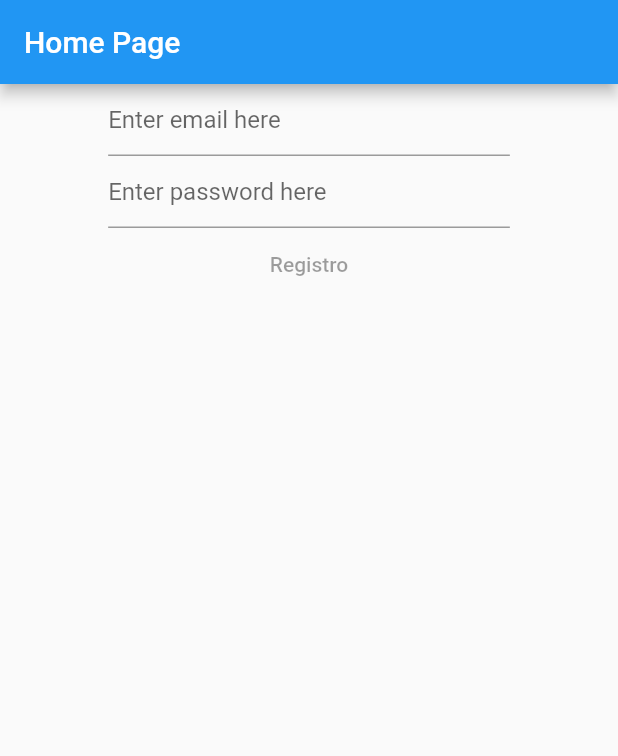
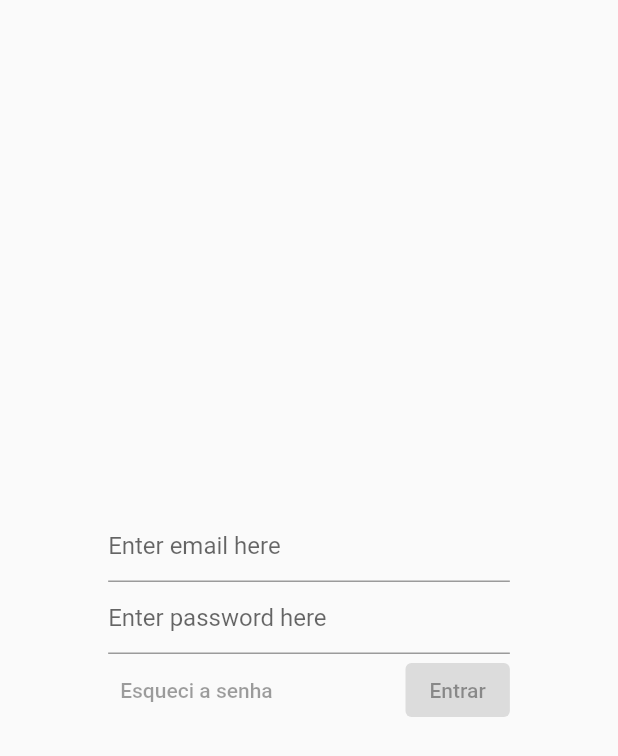
Before and after one commit to LucasHBG/flutter-Clean-Arch-and-Provider, a Flutter app: the screen it shows after launch, on a phone screen of 412 x 824 dp. Shown: the top 756 px of the screen. Run offline on Flutter 3.47's test engine with Material 2 defaults, Android fonts, the phone set to English and light mode, and no system bars.

Commit message:
[FEAT]: add "Esqueci a senha" button & refact view

```diff
--- a/lib/home_page.dart
+++ b/lib/home_page.dart
@@ -29,11 +29,12 @@ class _HomePageState extends State<HomePage> {
   Widget build(BuildContext context) {
     return SafeArea(
       child: Scaffold(
-        appBar: AppBar(title: const Text('Home Page')),
         body: Center(
           child: SizedBox(
             width: MediaQuery.of(context).size.width * 0.65,
+            height: MediaQuery.of(context).size.height,
             child: Column(
+              mainAxisAlignment: MainAxisAlignment.center,
               children: [
                 TextField(
                   controller: _email,
@@ -49,9 +50,18 @@ class _HomePageState extends State<HomePage> {
                   decoration:
                       const InputDecoration(hintText: 'Enter password here'),
                 ),
-                const TextButton(
-                  onPressed: null,
-                  child: Text('Registro'),
+                Row(
+                  mainAxisAlignment: MainAxisAlignment.spaceBetween,
+                  children: const [
+                    TextButton(
+                      onPressed: null,
+                      child: Text('Esqueci a senha'),
+                    ),
+                    ElevatedButton(
+                      onPressed: null,
+                      child: Text('Entrar'),
+                    ),
+                  ],
                 ),
               ],
             ),
```
